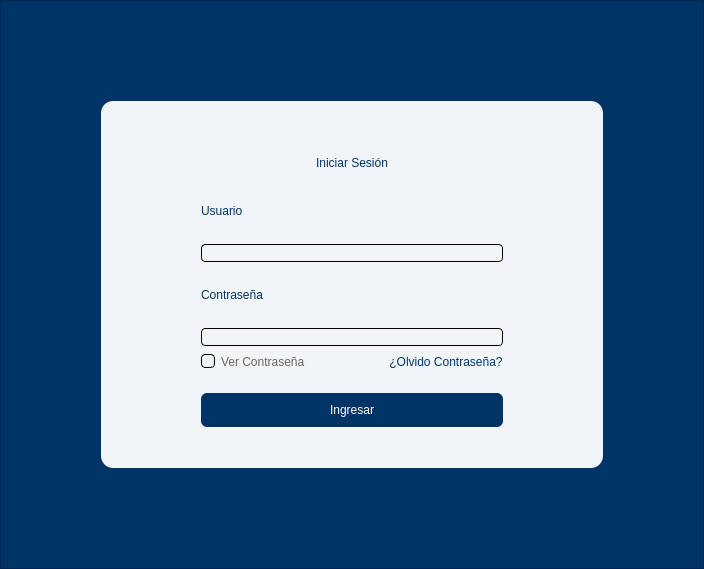
Above: UI/login.ui from AlexING-7/Gestion_Pasantes before the change. Below: the same form after it.
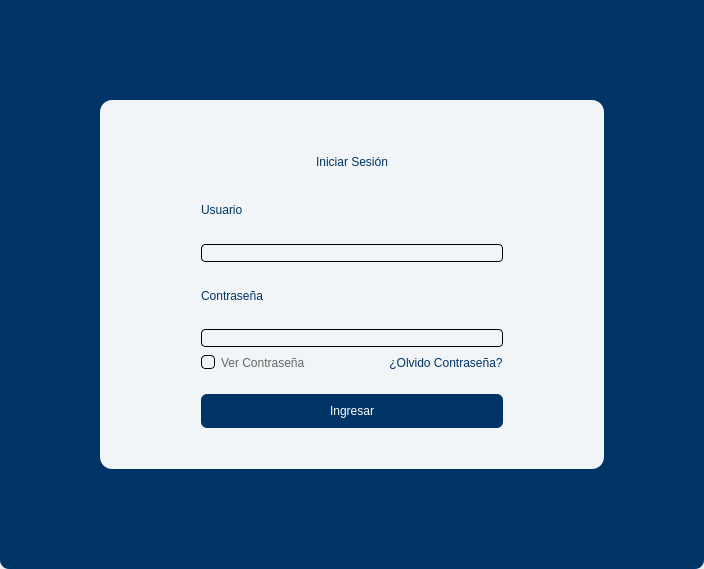
That is the form after the change.

What changed in the file:
```diff
--- a/UI/login.ui
+++ b/UI/login.ui
@@ -32,8 +32,11 @@
    <item>
     <widget class="QFrame" name="frame">
      <property name="styleSheet">
-      <string notr="true">QFrame{
+      <string notr="true">#frame{
 	background-color: rgb(0, 51, 102);
+	border:none;
+	border-bottom-left-radius:9px;
+	border-bottom-right-radius:9px;
 }</string>
      </property>
      <property name="frameShape">
```
